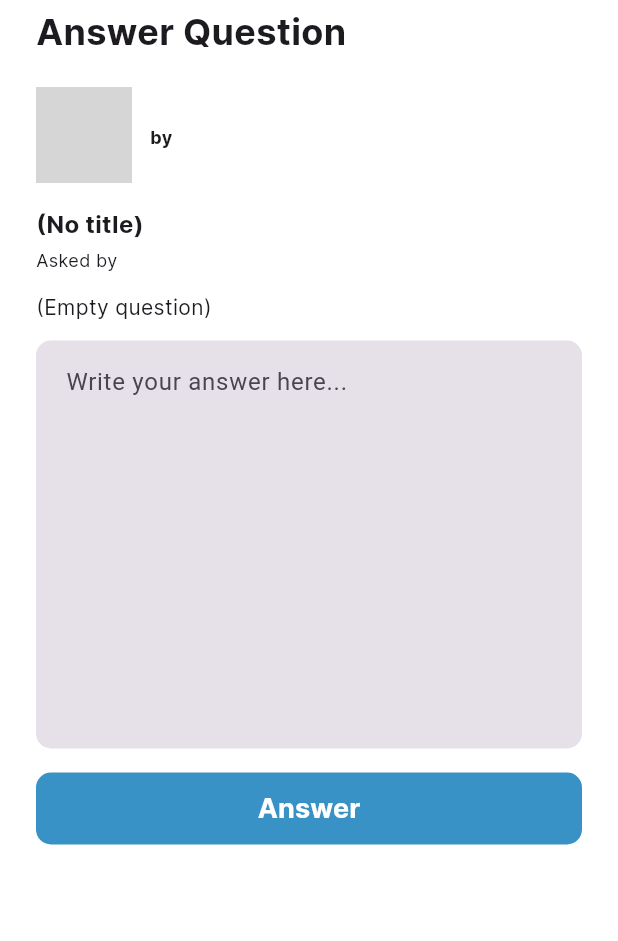
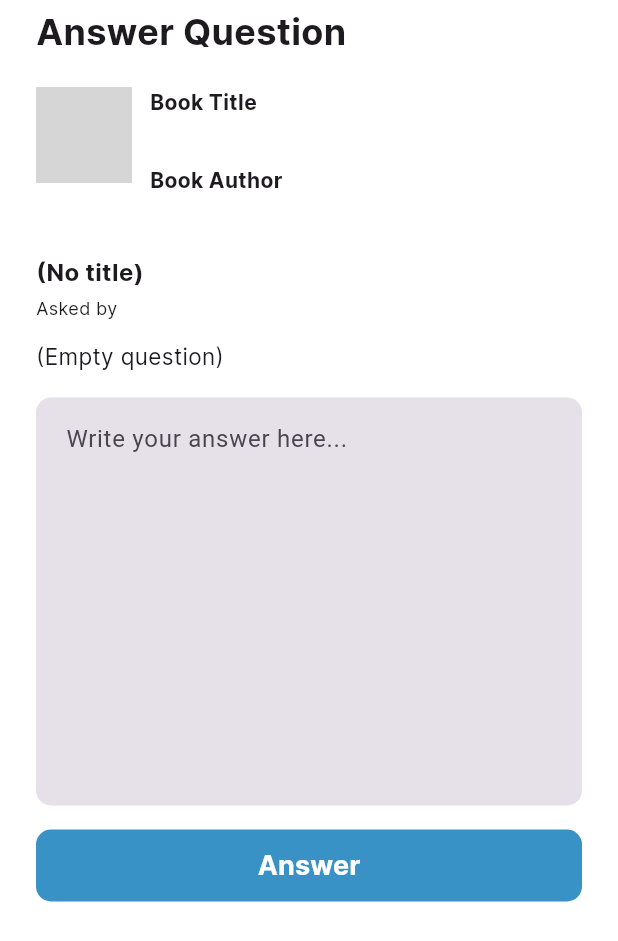
Before and after one commit to C05-PBP-2023/literasea-mobile, a Flutter app: the AnswerForm widget shown alone on an empty page, opened directly with empty values, on a phone screen of 412 x 824 dp. Shown: the top 941 px of the screen. Run offline on Flutter 3.47's test engine with Material 3 defaults, Android fonts, the phone set to English and light mode, and no system bars; our stand-ins replace google_fonts; missing offline and left inert: pbp_django_auth; network calls fail; grey boxes are pictures that could not be loaded.

Commit message:
fix slight design imperfection

```diff
--- a/lib/forum/widgets/answer.dart
+++ b/lib/forum/widgets/answer.dart
@@ -69,18 +69,32 @@ class _AnswerFormState extends State<AnswerForm> {
                     crossAxisAlignment: CrossAxisAlignment.start,
                     children: [
                       Text(
+                        "Book Title",
+                        style: GoogleFonts.inter(
+                          textStyle: const TextStyle(
+                              fontWeight: FontWeight.bold, fontSize: 14),
+                        ),
+                      ),
+                      const SizedBox(height: 4),
+                      Text(
                         widget.question.bookTitle,
                         style: GoogleFonts.inter(
-                          textStyle: const TextStyle(
-                              fontWeight: FontWeight.bold, fontSize: 12),
+                          textStyle: const TextStyle(fontSize: 14),
                         ),
                       ),
                       const SizedBox(height: 8),
                       Text(
-                        "by ${widget.question.bookAuthor}",
+                        "Book Author",
                         style: GoogleFonts.inter(
                           textStyle: const TextStyle(
-                              fontWeight: FontWeight.bold, fontSize: 12),
+                              fontWeight: FontWeight.bold, fontSize: 14),
+                        ),
+                      ),
+                      const SizedBox(height: 4),
+                      Text(
+                        widget.question.bookAuthor,
+                        style: GoogleFonts.inter(
+                          textStyle: const TextStyle(fontSize: 14),
                         ),
                       ),
                     ],
@@ -115,10 +129,11 @@ class _AnswerFormState extends State<AnswerForm> {
               style: GoogleFonts.inter(
                 textStyle: const TextStyle(
                   height: 1.5,
+                  fontSize: 15,
                 ),
               ),
             ),
-            const SizedBox(height: 12),
+            const SizedBox(height: 16),
             !_isLoading
                 ? (!widget.question.answered)
                     ? Form(
@@ -260,6 +275,7 @@ class _AnswerFormState extends State<AnswerForm> {
                               ),
                             ),
                           ),
+                          const SizedBox(height: 12),
                           Container(
                             width: double.infinity,
                             padding: const EdgeInsets.all(16),
```
